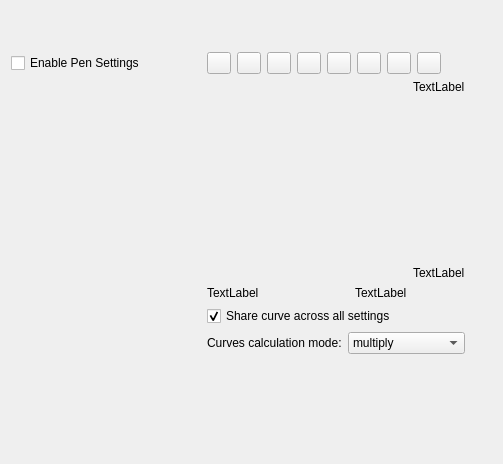
Before: the Qt Designer form plugins/paintops/libpaintop/forms/wdgcurveoption.ui in KDE/krita, drawn with Qt 5.
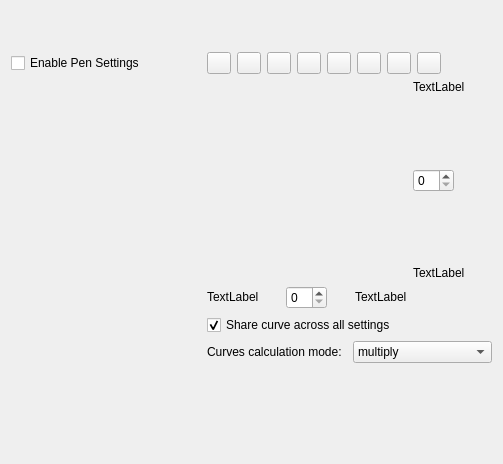
After: the same form once the commit is applied. Custom widgets are drawn as their Qt base class.

Commit message:
Adjust selected curve point more accurately by using spin boxes
Summary:
In order to adjust selected curve point accurately, spin boxes are added
on x and y domain. Selected curve point can be re-positioned by editing
these spin boxes.

For non-numeric values and where the maximum value is 1.0, percentage
is used; for time values in seconds, milliseconds is used. In
order to emphasize this, suffixes are added to spin boxes.

{F6309671} {F6309672}

Reviewers: #krita, #vdg, scottpetrovic, rempt

Reviewed By: #krita, scottpetrovic, rempt

Subscribers: rempt, langkamp, scottpetrovic

Tags: #krita

Patch:
```diff
--- a/plugins/paintops/libpaintop/forms/wdgcurveoption.ui
+++ b/plugins/paintops/libpaintop/forms/wdgcurveoption.ui
@@ -289,8 +289,11 @@
        </item>
        <item row="0" column="1">
         <layout class="QGridLayout" name="gridLayout">
-         <item row="3" column="2">
+         <item row="2" column="1">
           <layout class="QVBoxLayout" name="verticalLayout">
+           <item>
+            <layout class="QHBoxLayout" name="horizontalLayout_7"/>
+           </item>
            <item>
             <widget class="QLabel" name="label_ymax">
              <property name="sizePolicy">
@@ -317,6 +320,49 @@
              </property>
             </spacer>
            </item>
+           <item>
+            <layout class="QHBoxLayout" name="horizontalLayout_5">
+             <item>
+              <widget class="QSpinBox" name="intOut">
+               <property name="sizePolicy">
+                <sizepolicy hsizetype="Minimum" vsizetype="Minimum">
+                 <horstretch>0</horstretch>
+                 <verstretch>0</verstretch>
+                </sizepolicy>
+               </property>
+               <property name="wrapping">
+                <bool>false</bool>
+               </property>
+              </widget>
+             </item>
+             <item>
+              <spacer name="horizontalSpacer_5">
+               <property name="orientation">
+                <enum>Qt::Horizontal</enum>
+               </property>
+               <property name="sizeHint" stdset="0">
+                <size>
+                 <width>40</width>
+                 <height>20</height>
+                </size>
+               </property>
+              </spacer>
+             </item>
+            </layout>
+           </item>
+           <item>
+            <spacer name="verticalSpacer_2">
+             <property name="orientation">
+              <enum>Qt::Vertical</enum>
+             </property>
+             <property name="sizeHint" stdset="0">
+              <size>
+               <width>20</width>
+               <height>40</height>
+              </size>
+             </property>
+            </spacer>
+           </item>
            <item>
             <widget class="QLabel" name="label_ymin">
              <property name="sizePolicy">
@@ -332,7 +378,7 @@
            </item>
           </layout>
          </item>
-         <item row="4" column="1">
+         <item row="3" column="0">
           <layout class="QHBoxLayout" name="horizontalLayout_3">
            <item>
             <widget class="QLabel" name="label_xmin">
@@ -347,6 +393,43 @@
              </property>
             </widget>
            </item>
+           <item>
+            <spacer name="horizontalSpacer_3">
+             <property name="orientation">
+              <enum>Qt::Horizontal</enum>
+             </property>
+             <property name="sizeHint" stdset="0">
+              <size>
+               <width>40</width>
+               <height>20</height>
+              </size>
+             </property>
+            </spacer>
+           </item>
+           <item>
+            <widget class="QSpinBox" name="intIn">
+             <property name="sizePolicy">
+              <sizepolicy hsizetype="Minimum" vsizetype="Minimum">
+               <horstretch>0</horstretch>
+               <verstretch>0</verstretch>
+              </sizepolicy>
+             </property>
+             <property name="minimumSize">
+              <size>
+               <width>0</width>
+               <height>0</height>
+              </size>
+             </property>
+             <property name="font">
+              <font>
+               <pointsize>9</pointsize>
+              </font>
+             </property>
+             <property name="frame">
+              <bool>true</bool>
+             </property>
+            </widget>
+           </item>
            <item>
             <spacer name="horizontalSpacer">
              <property name="orientation">
@@ -354,8 +437,8 @@
              </property>
              <property name="sizeHint" stdset="0">
               <size>
-               <width>10</width>
-               <height>10</height>
+               <width>40</width>
+               <height>20</height>
               </size>
              </property>
             </spacer>
@@ -375,7 +458,7 @@
            </item>
           </layout>
          </item>
-         <item row="3" column="1">
+         <item row="2" column="0">
           <widget class="KisCurveWidget" name="curveWidget" native="true">
            <property name="sizePolicy">
             <sizepolicy hsizetype="Preferred" vsizetype="Expanding">
@@ -461,6 +544,12 @@
   </layout>
  </widget>
  <customwidgets>
+  <customwidget>
+   <class>KisCurveWidget</class>
+   <extends></extends>
+   <header>widgets/kis_curve_widget.h</header>
+   <container>1</container>
+  </customwidget>
   <customwidget>
    <class>KisDoubleSliderSpinBox</class>
    <extends>QWidget</extends>
@@ -473,12 +562,6 @@
    <header>kis_multi_sensors_selector.h</header>
    <container>1</container>
   </customwidget>
-  <customwidget>
-   <class>KisCurveWidget</class>
-   <extends>QWidget</extends>
-   <header location="global">widgets/kis_curve_widget.h</header>
-   <container>1</container>
-  </customwidget>
  </customwidgets>
  <resources/>
  <connections/>
```
The commit also changes 9 other files.
